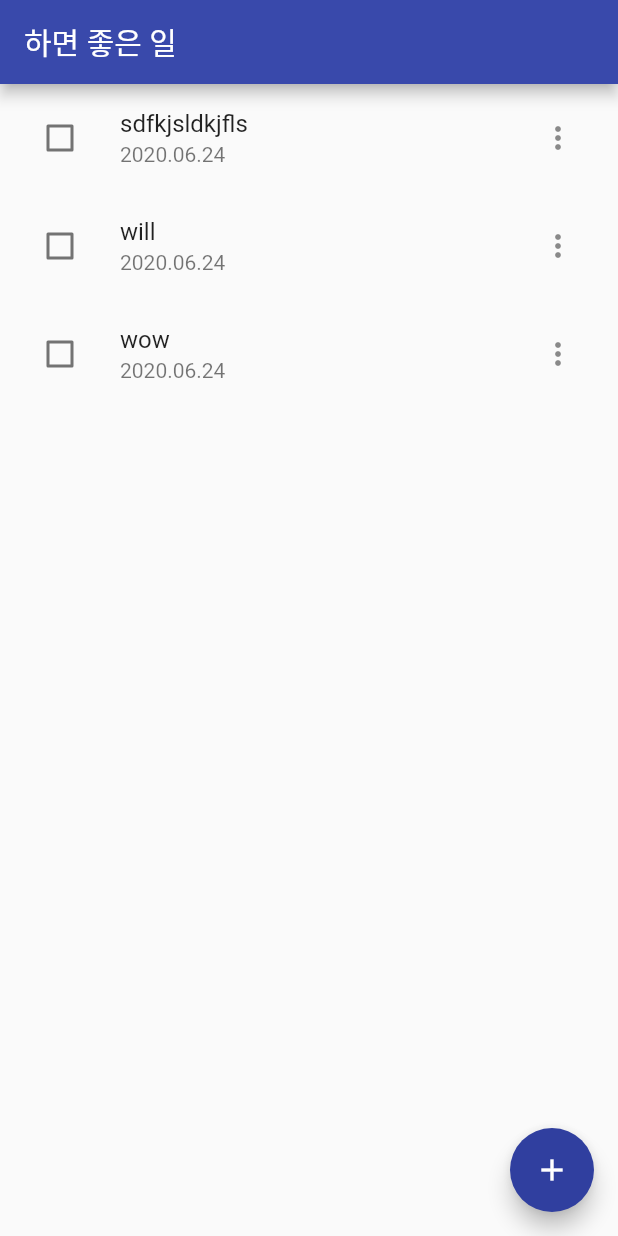
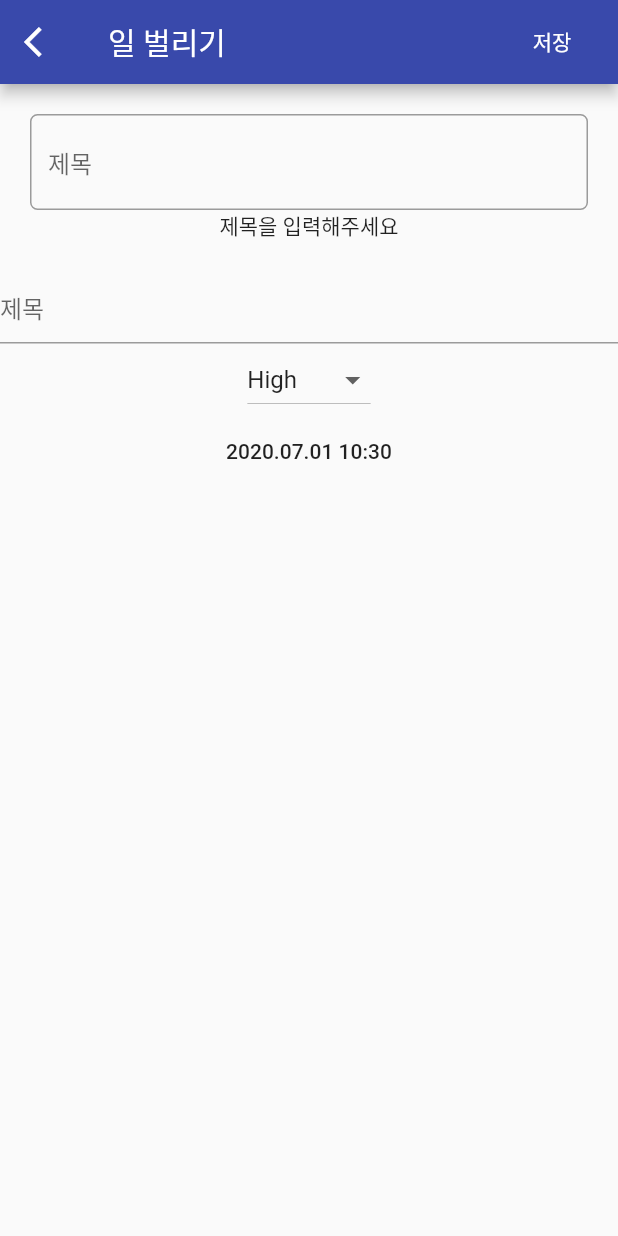
Before and after one commit to after-six/pair-todo-will-wow, a Flutter app: the screen it shows after launch, after a tap on the "add" icon, on a phone screen of 412 x 824 dp. Run offline on Flutter 3.47's test engine with Material 2 defaults, Android fonts, the phone set to English and light mode, and no system bars.

Commit message:
라우더 추가 힌트텍스트 추가 저장 버튼 추가 달력 추가

```diff
--- a/lib/main.dart
+++ b/lib/main.dart
@@ -1,9 +1,16 @@
+import 'package:flutter/cupertino.dart';
 import 'package:flutter/material.dart';
 import 'package:flutter/widgets.dart';
+import 'package:intl/intl.dart';
+
 
 void main() {
   runApp(MyApp());
 }
+final route = {
+  '/': (context) => MyHomePage(title: '하면 좋은 일'),
+  '/create': (context) => MyNewTodo()
+};
 
 class MyApp extends StatelessWidget {
   @override
@@ -13,7 +20,7 @@ class MyApp extends StatelessWidget {
       theme: ThemeData(
         primaryColor: Colors.indigo.shade600,
       ),
-      home: MyHomePage(title: '하면 좋은 일'),
+      routes:route ,
     );
   }
 
@@ -21,6 +28,102 @@ class MyApp extends StatelessWidget {
     ThemeData base = ThemeData.light();
     return base.copyWith(
       canvasColor: Colors.black12,
+    );
+  }
+}
+
+class MyNewTodo extends StatefulWidget {
+  @override
+  MyNewTodoWidget createState() => MyNewTodoWidget();
+}
+
+final DateTime now = DateTime.now();
+
+class MyNewTodoWidget extends State<MyNewTodo> {
+  String dropdownValue = 'High';
+  String destination = DateFormat('yyyy.MM.dd H:m').format(now);
+
+  @override
+  Widget build(BuildContext context) {
+    return Scaffold(
+      appBar: AppBar(
+        actions: <Widget>[
+          FlatButton(
+            textColor: Colors.white,
+            onPressed: () {
+              Navigator.pop(context);
+            },
+            child: Text('저장'),
+            shape: CircleBorder(
+              side: BorderSide(
+                color: Colors.transparent,
+              ),
+            ),
+          )
+        ],
+        leading: IconButton(
+          icon: Icon(
+            Icons.arrow_back_ios,
+          ),
+          onPressed: () {
+            Navigator.pop(context);
+          },
+        ),
+        title: Text("일 벌리기"),
+
+      ),
+      body: Column(
+        children: <Widget>[
+          Container(
+            padding: EdgeInsets.all(20),
+            child:
+            Column(
+              children: <Widget>[
+                TextField(
+                    decoration: InputDecoration(hintText: '제목', border: OutlineInputBorder(
+                        borderRadius: const BorderRadius.all(Radius.circular(5))
+                    ))
+                ),
+                Text('제목을 입력해주세요',
+                  textAlign: TextAlign.left,
+                )
+              ],
+            )
+        ,
+          ),
+          TextField(
+            decoration: InputDecoration(hintText: '제목'),
+          ),
+          DropdownButton(
+            value: dropdownValue,
+            icon: Icon(
+              Icons.arrow_drop_down,
+            ),
+            items: <String>['High', 'Medium', 'Low'].map<DropdownMenuItem<String>>((String value) {
+              return DropdownMenuItem<String>(
+                value: value,
+                child: Text(value),
+              );
+            }).toList(),
+            onChanged: (String newValue) {
+              setState(() {
+                dropdownValue = newValue;
+              });
+            },
+          ),
+          FlatButton(
+            child: Text(destination),
+            onPressed: () {
+              showDatePicker(context: context, initialDate: now, firstDate: DateTime(2010), lastDate: DateTime(2100), builder: (BuildContext context, Widget child){
+                return Theme(
+                  data : ThemeData.light(),
+                  child : child
+                );
+              });
+            },
+          )
+        ],
+      ),
     );
   }
 }
@@ -80,12 +183,11 @@ class _MyHomePageState extends State<MyHomePage> {
                       onTap: () {
                         print('update');
                       },
-                      leading :
-                        IconButton(
-                          icon: Icon(
-                            Icons.edit,
-                          ),
+                      leading: IconButton(
+                        icon: Icon(
+                          Icons.edit,
                         ),
+                      ),
                       title: Text('수정'),
                     ),
                     ListTile(
@@ -94,10 +196,8 @@ class _MyHomePageState extends State<MyHomePage> {
                           highList.removeAt(index);
                           Navigator.pop(context);
                         });
-
                       },
-                      leading :
-                      IconButton(
+                      leading: IconButton(
                         icon: Icon(
                           Icons.delete,
                         ),
@@ -140,21 +240,7 @@ class _MyHomePageState extends State<MyHomePage> {
         child: Icon(Icons.add),
         backgroundColor: Colors.indigo.shade700,
         onPressed: () {
-          showBottomSheet(
-            context: context,
-            builder: (BuildContext context) {
-              return Container(
-                color: Colors.red,
-                child: Column(
-                  children: <Widget>[
-                    Text('asdfasdfa'),
-                    Text('asdfasdfa'),
-                    Text('asdfasdfa'),
-                  ],
-                ),
-              );
-            },
-          );
+          Navigator.pushNamed(context, "/create");
         },
       ),
     );
--- a/pubspec.yaml
+++ b/pubspec.yaml
@@ -23,6 +23,9 @@ dependencies:
   # The following adds the Cupertino Icons font to your application.
   # Use with the CupertinoIcons class for iOS style icons.
   cupertino_icons: ^0.1.2
+  flutter_cupertino_data_picker: ^0.8.6
+  intl: 0.15.7
+
 
 
 dev_dependencies:
```
Also changed, not shown: pubspec.lock.
